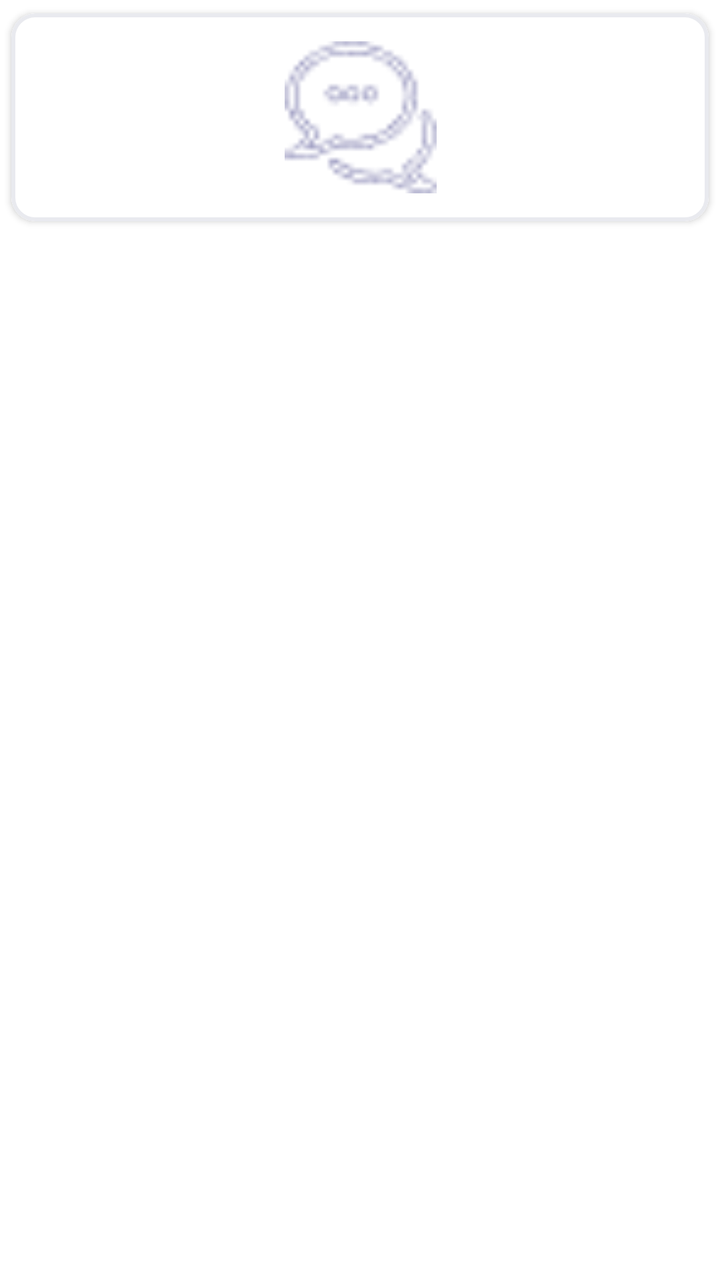
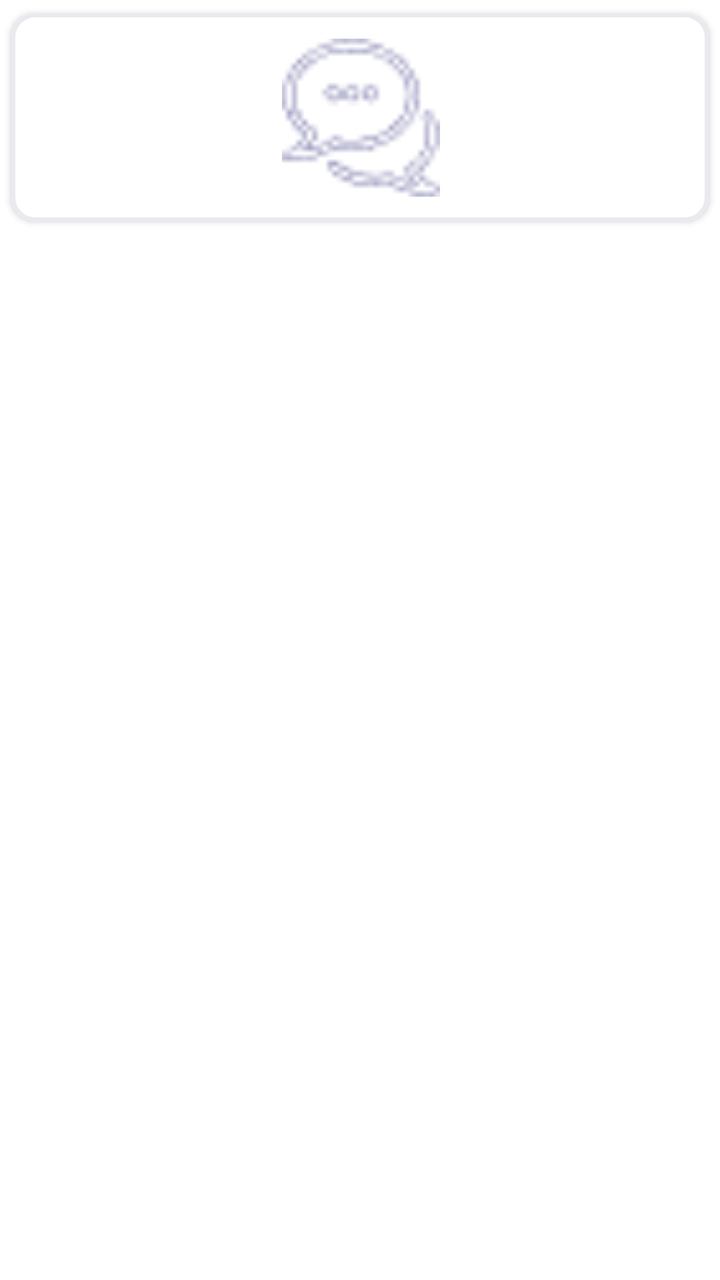

An Android layout rendered at two revisions. The XML below is the earlier revision; the diff shows what the commit changed to produce the second picture.
<!-- AndroidManifest.xml: application theme Theme.NewDesign -->
<!-- res/layout/item_layout_gates.xml -->
<?xml version="1.0" encoding="utf-8"?>
<androidx.constraintlayout.widget.ConstraintLayout
        xmlns:android="http://schemas.android.com/apk/res/android"
        android:layout_width="match_parent"
        android:layout_height="110dp"
        xmlns:app="http://schemas.android.com/apk/res-auto">

    <com.google.android.material.card.MaterialCardView
            android:id="@+id/cardview"
            android:layout_width="match_parent"
            android:layout_height="wrap_content"
            app:cardCornerRadius="12dp"
            app:cardUseCompatPadding="true"
            app:cardElevation="2dp"
            app:strokeWidth="2dp"
            app:strokeColor="#E9EAEF"
            app:layout_constraintEnd_toEndOf="parent"
            app:layout_constraintStart_toStartOf="parent"
            app:layout_constraintTop_toTopOf="parent"
            >

        <androidx.constraintlayout.widget.ConstraintLayout
                android:id="@+id/layput_services"
                android:layout_width="match_parent"
                android:layout_height="match_parent"
                android:background="@color/white"
                android:padding="2dp">

            <androidx.constraintlayout.widget.ConstraintLayout
                    android:id="@+id/layout_uploadImage"
                    android:layout_width="115dp"
                    android:layout_height="100dp"
                    app:layout_constraintTop_toTopOf="parent"
                    app:layout_constraintEnd_toEndOf="parent"
                    app:layout_constraintStart_toStartOf="parent">

                <com.google.android.material.imageview.ShapeableImageView
                        android:id="@+id/iv_services"
                        android:layout_width="80dp"
                        android:layout_height="76dp"
                        android:adjustViewBounds="true"
                        android:src="@drawable/ic_chat"
                        app:layout_constraintBottom_toBottomOf="parent"
                        app:layout_constraintEnd_toEndOf="parent"
                        app:layout_constraintStart_toStartOf="parent"
                        app:layout_constraintTop_toTopOf="parent" />
            </androidx.constraintlayout.widget.ConstraintLayout>

        </androidx.constraintlayout.widget.ConstraintLayout>

    </com.google.android.material.card.MaterialCardView>
</androidx.constraintlayout.widget.ConstraintLayout>
<!-- resources referenced by this layout -->
<resources>
  <color name="white">#FFFFFFFF</color>
  <!-- drawable ic_chat: png bitmap (drawable, 1329 bytes) -->
  <style name="Theme.NewDesign" parent="Theme.MaterialComponents.Light.NoActionBar">
          
          <item name="colorPrimary">@color/purple_500</item>
          <item name="colorPrimaryVariant">@color/purple_700</item>
          <item name="colorOnPrimary">@color/white</item>
          
          <item name="colorSecondary">#0639BA</item>
          <item name="colorSecondaryVariant">@color/teal_700</item>
          <item name="colorOnSecondary">@color/black</item>
          
          <item name="android:statusBarColor">?attr/colorPrimaryVariant</item>
          
      </style>
  <color name="purple_500">#AEB3BE</color>
  <color name="purple_700">#FF3700B3</color>
  <color name="teal_700">#FF018786</color>
  <color name="black">#FF000000</color>
</resources>

<!-- the commit's change to res/layout/item_layout_gates.xml (unified diff, before → after) -->
@@ -36,8 +36,8 @@
 
                 <com.google.android.material.imageview.ShapeableImageView
                         android:id="@+id/iv_services"
-                        android:layout_width="80dp"
-                        android:layout_height="76dp"
+                        android:layout_width="82dp"
+                        android:layout_height="79dp"
                         android:adjustViewBounds="true"
                         android:src="@drawable/ic_chat"
                         app:layout_constraintBottom_toBottomOf="parent"
